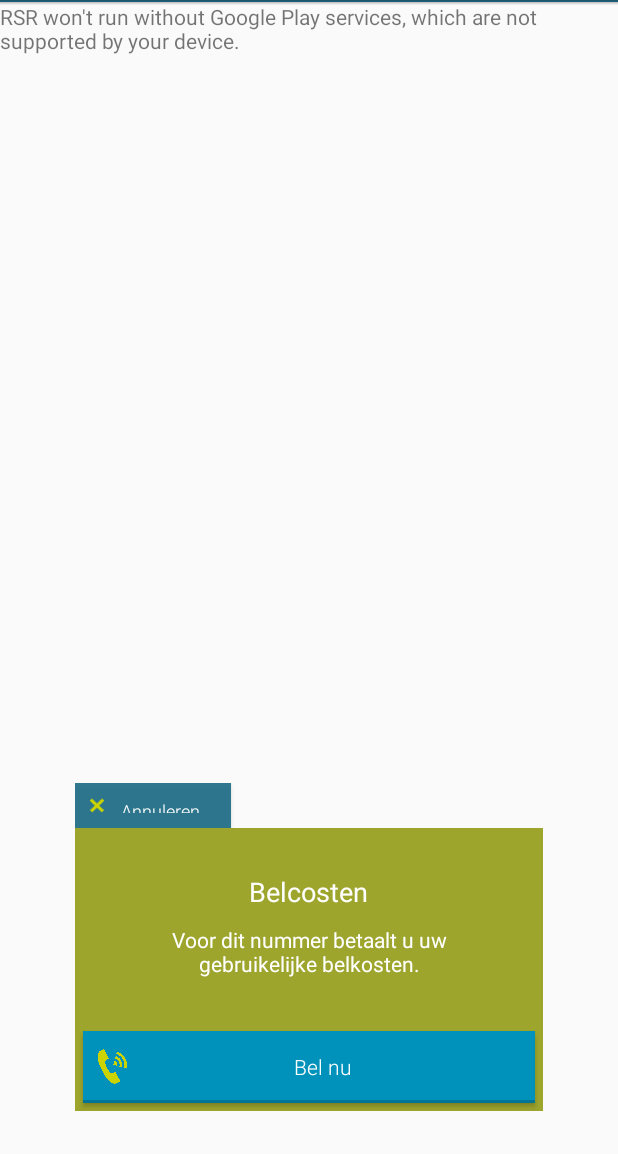
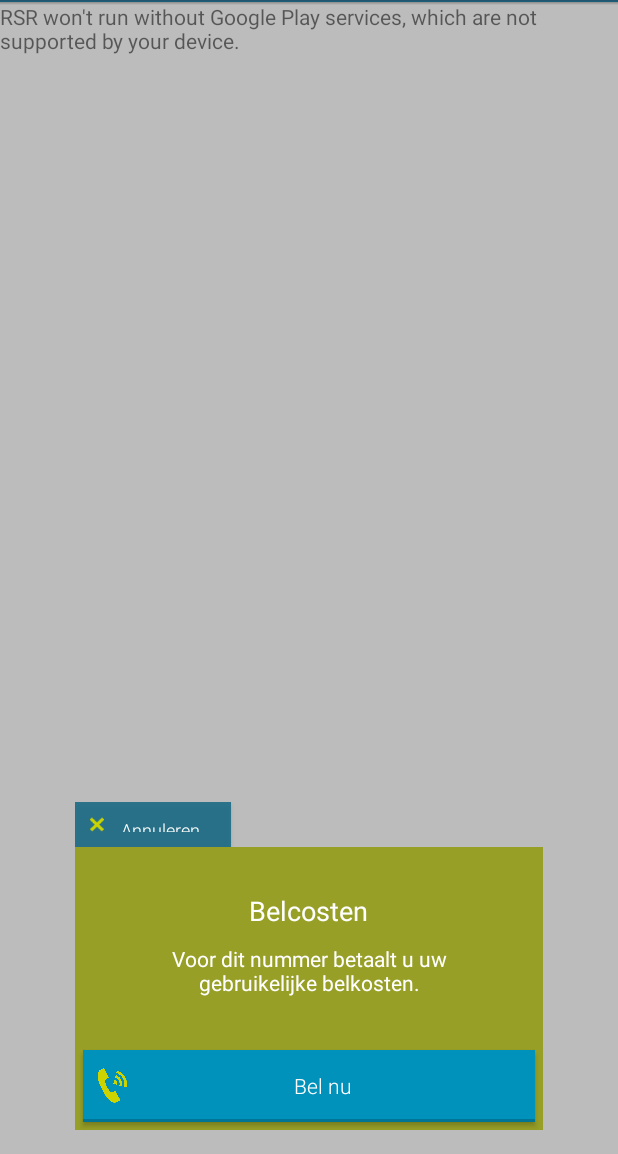
Before and after one commit to kzaf/RSRPechhulp, an Android app: the MapsActivity screen opened directly, with no data from a screen before it, after a tap on "Bel RSR nu", on a phone screen of 412 x 824 dp, the part 82-1236 px from its top. Run offline under Robolectric (Android 15) with nearby library versions, the phone set to English and light mode, and no system bars.

Commit message:
Fixed dialog transparency in maps

```diff
--- a/app/src/main/res/layout/activity_maps.xml
+++ b/app/src/main/res/layout/activity_maps.xml
@@ -85,21 +85,11 @@
         <include
             android:id="@+id/bel_nu_dialog"
             layout="@layout/bel_nu_frame"
-            android:layout_width="wrap_content"
-            android:layout_height="wrap_content"
-            android:layout_margin="20sp"
-            android:layout_marginStart="8dp"
-            android:layout_marginLeft="8dp"
-            android:layout_marginTop="8dp"
-            android:layout_marginEnd="8dp"
-            android:layout_marginRight="8dp"
-            android:layout_marginBottom="8dp"
+            android:layout_width="match_parent"
+            android:layout_height="match_parent"
             android:visibility="gone"
-            app:layout_constraintBottom_toBottomOf="parent"
-            app:layout_constraintEnd_toEndOf="@+id/map"
-            app:layout_constraintStart_toStartOf="@+id/map"
-            app:layout_constraintTop_toTopOf="@+id/map"
-            app:layout_constraintVertical_bias="0.983" />
+            tools:layout_editor_absoluteX="20dp"
+            tools:layout_editor_absoluteY="20dp" />
 
 
     </androidx.constraintlayout.widget.ConstraintLayout>
--- a/app/src/main/res/layout/bel_nu_frame.xml
+++ b/app/src/main/res/layout/bel_nu_frame.xml
@@ -1,13 +1,17 @@
 <?xml version="1.0" encoding="utf-8"?>
 <RelativeLayout xmlns:android="http://schemas.android.com/apk/res/android"
+    xmlns:app="http://schemas.android.com/apk/res-auto"
     android:layout_width="match_parent"
-    android:layout_height="wrap_content">
+    android:layout_height="match_parent"
+    android:background="@color/colorBelNuBackgroundTransparency"
+    android:gravity="bottom">
 
     <LinearLayout
         android:layout_width="match_parent"
         android:layout_height="wrap_content"
         android:layout_marginLeft="50sp"
         android:layout_marginRight="50sp"
+        android:layout_marginBottom="16sp"
         android:orientation="vertical">
 
         <LinearLayout
--- a/app/src/main/res/values/colors.xml
+++ b/app/src/main/res/values/colors.xml
@@ -7,4 +7,6 @@
     <color name="colorSplashBackground">#FFFFFF</color>
     <color name="colorBelNuFrame">#E6949D18</color>
     <color name="colorBelNuCloseButton">#E61B6C86</color>
+
+    <color name="colorBelNuBackgroundTransparency">#40000000</color>
 </resources>
```
